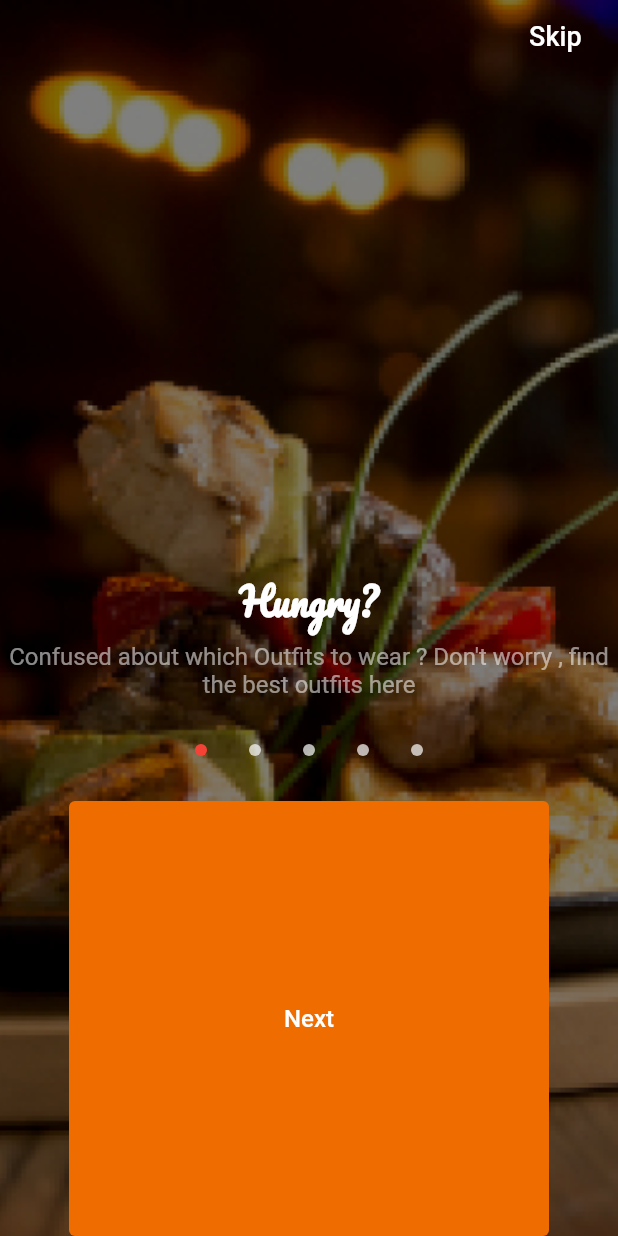
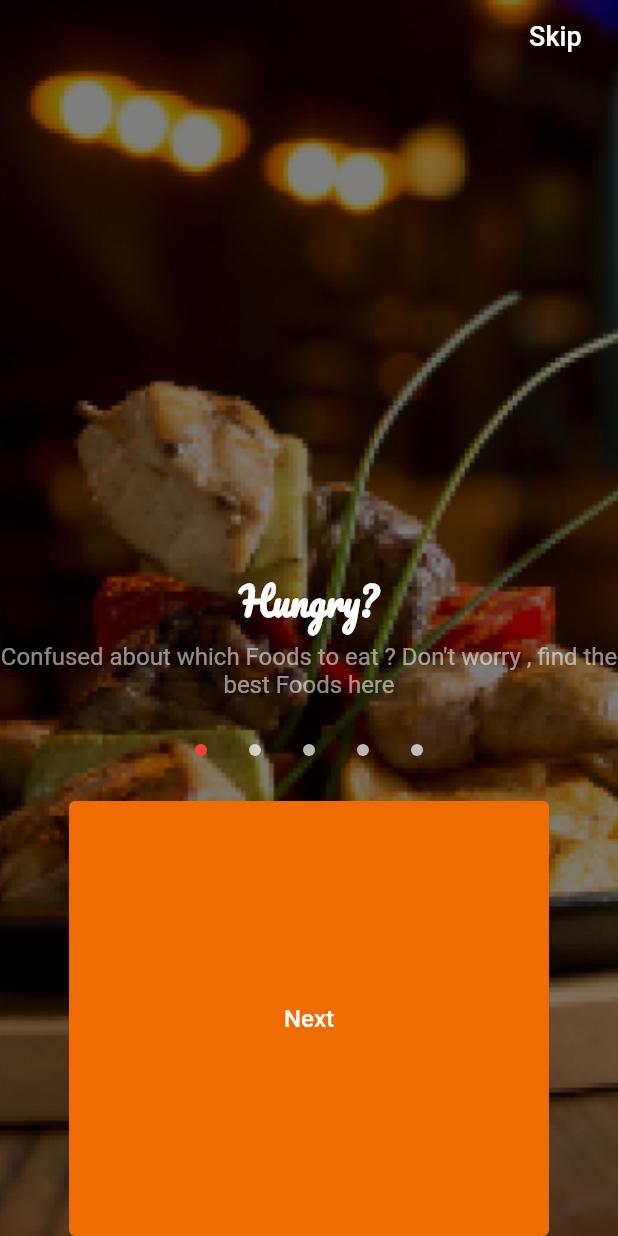
Before and after one commit to Cankarnama/Emrys-Login-Screens, a Flutter app: the screen it shows after launch, after a tap on "Next", on a phone screen of 412 x 824 dp. Run offline on Flutter 3.47's test engine with Material 2 defaults, Android fonts, the phone set to English and light mode, and no system bars.

Commit message:
second commit

```diff
--- /dev/null
+++ b/proji_1/lib/LoginScreen_2.dart
@@ -0,0 +1,191 @@
+import 'package:flutter/material.dart';
+
+
+class LoginScreen_2 extends StatelessWidget {
+
+
+  // This widget is the root of your application.
+  @override
+  Widget build(BuildContext context) =>Scaffold(
+          body: SafeArea(
+            child:
+            Container(
+                decoration:  BoxDecoration(
+                  /*gradient: LinearGradient(
+                begin: FractionalOffset.topCenter,
+                end: FractionalOffset.bottomCenter,
+                colors: [
+                  Colors.black.withOpacity(0.0),
+                  Colors.black.withOpacity(0.5),
+                ],
+              ),
+              boxShadow:[BoxShadow(
+                  color:Colors.black,
+                     offset: Offset(5.0, 5.0,),
+                    blurRadius: 10.0,
+                  spreadRadius: .0}
+              ),],
+            */
+                  image: DecorationImage(
+
+                    image: AssetImage('images/dish1.png'),
+                    fit: BoxFit.fitWidth,
+                    colorFilter:
+                    ColorFilter.mode(
+                        Colors.black.withOpacity(0.5),
+                        BlendMode.darken),
+
+
+
+
+
+                  ),
+
+                ),
+
+                child: Column(
+                  //  mainAxisAlignment: MainAxisAlignment.spaceBetween,
+                    children: <Widget>[
+
+                      Row(
+                          mainAxisAlignment: MainAxisAlignment. end,
+                          children:<Widget>[  FlatButton(
+
+                            child: const Text(
+
+                              " Skip",
+
+                              style: TextStyle(
+                                  fontSize: 18,
+
+                                  color: Colors.white
+
+                              ),
+
+                            ),
+
+                            onPressed:(){},
+
+                          ),
+                          ]),
+
+                      Container(
+                        margin: EdgeInsets.only(top:330.0,bottom:6.0 ),
+                        child: const Text('Hungry?',
+                          style: TextStyle(
+                            color: Colors.white,
+                            fontWeight: FontWeight.bold,
+                            fontSize: 25.00,
+                            fontFamily: 'Pacifico',
+
+                          ),
+
+                        ),
+                      ),
+                      const Text('Confused about which Foods to eat ?'
+                          ' Don\'t worry , find the best Foods here ',
+                        textAlign: TextAlign.center,
+                        style: TextStyle(
+                          color: Colors.white54,
+
+
+                          fontSize: 16.00,
+
+                        ),),
+
+                      Container(
+
+                        margin: EdgeInsets.symmetric(vertical:30.0,horizontal: 10 ),
+                        child: Padding(
+                          padding: const EdgeInsets.only(left: 120,right:120),
+                          child: Row(
+                              mainAxisAlignment: MainAxisAlignment.spaceBetween,
+                              children:<Widget>[
+                                Container(
+                                  height: 8,
+                                  width: 8,
+                                  decoration: new BoxDecoration(
+                                    color: Colors.red,
+                                    shape: BoxShape.circle,
+
+                                  ),
+                                ),
+                                Container(
+                                  height: 8,
+                                  width: 8,
+                                  decoration: new BoxDecoration(
+                                    color: Colors.white70,
+                                    shape: BoxShape.circle,
+
+
+                                  ),
+                                ),
+                                Container(
+                                  height: 8,
+                                  width: 8,
+                                  decoration: new BoxDecoration(
+                                    color: Colors.white70,
+                                    shape: BoxShape.circle,
+
+
+                                  ),
+                                ),
+                                Container(
+                                  height: 8,
+                                  width: 8,
+                                  decoration: new BoxDecoration(
+                                    color: Colors.white70,
+                                    shape: BoxShape.circle,
+
+
+                                  ),
+                                ),
+                                Container(
+                                  height: 8,
+                                  width: 8,
+                                  decoration: new BoxDecoration(
+                                    color: Colors.white70,
+                                    shape: BoxShape.circle,
+
+
+                                  ),
+                                ),
+
+                              ]
+                          ),
+                        ),
+                      ),
+                      Expanded(
+
+                        child: Container(
+                          decoration: BoxDecoration(
+                            borderRadius: BorderRadius.all(Radius.circular(50)),
+                          ),
+                          width: 320 ,
+                          child: FlatButton(
+                            color: Colors.orange[800],
+                            shape: RoundedRectangleBorder(
+                                borderRadius: BorderRadius.circular(4)),
+
+                            child: const Text(
+                              'Next',
+                              style: TextStyle(
+
+                                color: Colors.white,
+                                fontSize: 16,
+                              ),
+
+                            ),
+                            //  minWidth:
+                            onPressed: (){},
+
+                          ),
+
+                        ),
+                      ),
+                    ])
+            ),
+          ),
+
+        );
+  }
--- a/proji_1/lib/main.dart
+++ b/proji_1/lib/main.dart
@@ -1,5 +1,5 @@
 import 'package:flutter/material.dart';
-
+import 'LoginScreen_2.dart';
 void main() {
   runApp(const MyApp());
 }
@@ -11,7 +11,17 @@
   @override
   Widget build(BuildContext context) {
     return MaterialApp(
-      home: Scaffold(
+        home: MyHome()
+    );
+  }
+}
+
+class MyHome extends StatelessWidget {
+  @override
+  Widget build(BuildContext context) {
+    return
+
+      Scaffold(
         body: SafeArea(
           child:
           Container(
@@ -182,7 +192,10 @@
 
                  ),
             //  minWidth:
-                  onPressed: (){},
+                  onPressed: (){
+                     Navigator.push(context, MaterialPageRoute(builder: (context) => LoginScreen_2()));
+
+                  },
 
                  ),
 
@@ -192,6 +205,6 @@
         ),
       ),
 
-    ));
+    );
   }
 }
```
